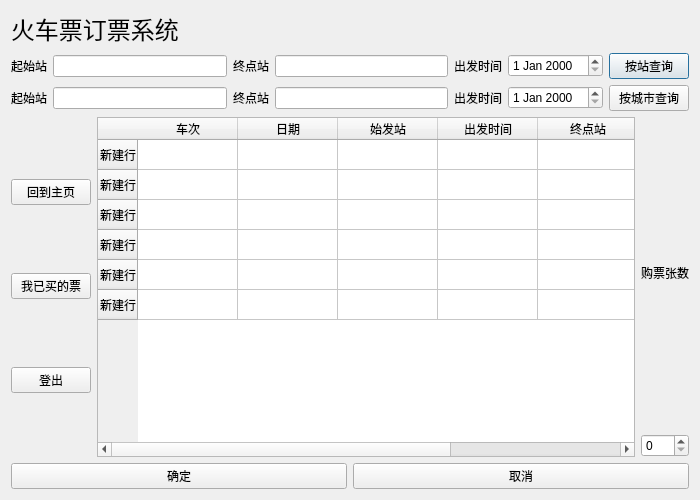
Qt form UI/userbuy.ui (New-bottle/train-ticket-system) before a commit.
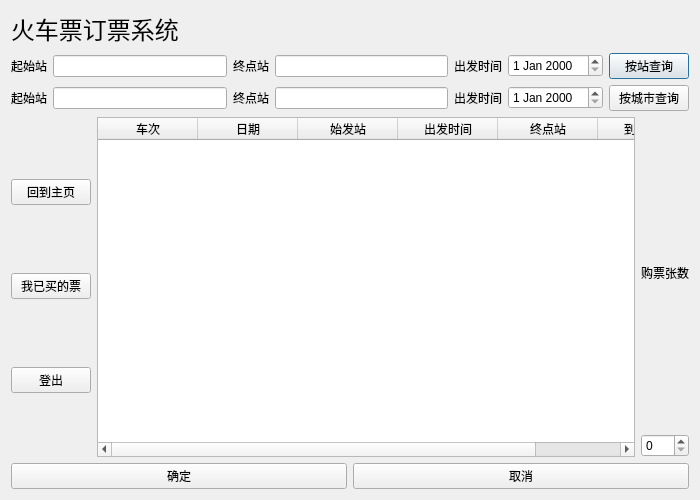
The same form after that commit.

What changed in the file:
```diff
--- a/UI/userbuy.ui
+++ b/UI/userbuy.ui
@@ -138,36 +138,6 @@
      </item>
      <item>
       <widget class="QTableWidget" name="tableWidget">
-       <row>
-        <property name="text">
-         <string>新建行</string>
-        </property>
-       </row>
-       <row>
-        <property name="text">
-         <string>新建行</string>
-        </property>
-       </row>
-       <row>
-        <property name="text">
-         <string>新建行</string>
-        </property>
-       </row>
-       <row>
-        <property name="text">
-         <string>新建行</string>
-        </property>
-       </row>
-       <row>
-        <property name="text">
-         <string>新建行</string>
-        </property>
-       </row>
-       <row>
-        <property name="text">
-         <string>新建行</string>
-        </property>
-       </row>
        <column>
         <property name="text">
          <string>车次</string>
```
